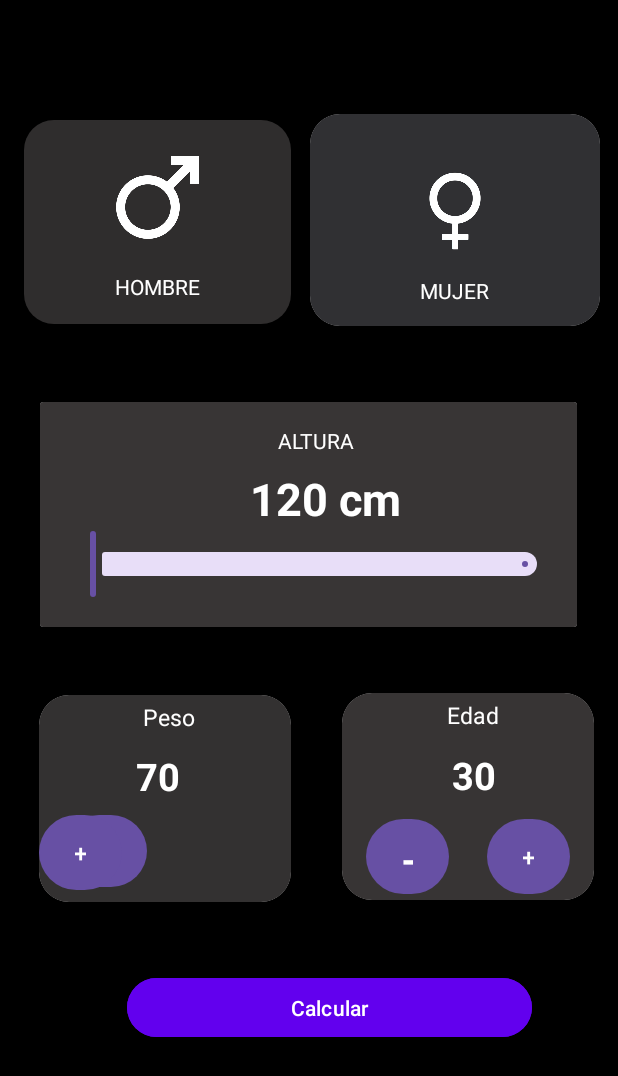
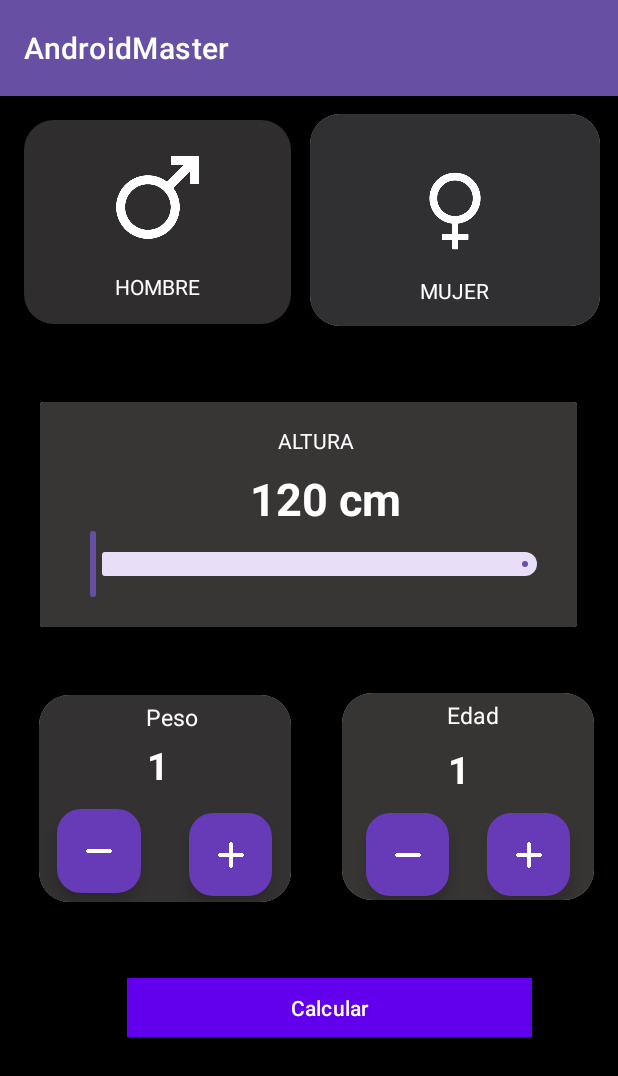
Before and after one commit to EMAXSS05/APP-IMC-CALCULATOR, an Android app: the screen it shows after launch (MainActivity), on a phone screen of 412 x 824 dp. Shown: the top 1076 px of the screen. Run offline under Robolectric (Android 15) with nearby library versions, the phone set to English and light mode, and no system bars.

Commit message:
agregado funcionalidad de los btn restar y sumar

```diff
--- a/app/src/main/java/com/example/appimccalculator/ImcCalculatorFragment.kt
+++ b/app/src/main/java/com/example/appimccalculator/ImcCalculatorFragment.kt
@@ -7,17 +7,23 @@ import android.view.View
 import android.view.ViewGroup
 import android.widget.Button
 import android.widget.TextView
-import androidx.compose.ui.semantics.text
+import com.google.android.material.floatingactionbutton.FloatingActionButton
 
 class ImcCalculatorFragment : Fragment() {
 
-    // La inicializamos en 0, como pediste.
-    private var pesoActual = 0
+
+    private var pesoActual = 1
+    private var edadActual=1
 
     // Referencias a las vistas que vamos a manipular
     private lateinit var tvPeso: TextView
-    private lateinit var btnSumarPeso: Button
-    private lateinit var btnRestarPeso: Button
+
+    private lateinit var tvEdad: TextView
+    private lateinit var btnSumarEdad: FloatingActionButton
+    private lateinit var btnRestarEdad: FloatingActionButton
+
+    private lateinit var btnSumarPeso: FloatingActionButton
+    private lateinit var btnRestarPeso: FloatingActionButton
 
     override fun onCreateView(
         inflater: LayoutInflater, container: ViewGroup?,
@@ -34,9 +40,13 @@ class ImcCalculatorFragment : Fragment() {
         tvPeso = view.findViewById(R.id.tvPeso)
         btnSumarPeso = view.findViewById(R.id.btnSumarPeso)
         btnRestarPeso = view.findViewById(R.id.btnRestarPeso)
+        tvEdad= view.findViewById(R.id.tvEdad)
+        btnRestarEdad= view.findViewById(R.id.btnRestarEdad)
+        btnSumarEdad= view.findViewById(R.id.btnSUmarEdad)
 
         // 2. Actualizar la UI con el valor inicial
         actualizarTextoPeso()
+        actualizarTextoEdad()
 
         // 3. Configurar el listener para el botón de sumar
         btnSumarPeso.setOnClickListener {
@@ -49,11 +59,25 @@ class ImcCalculatorFragment : Fragment() {
         // 4. Configurar el listener para el botón de restar (¡te lo añado como extra!)
         btnRestarPeso.setOnClickListener {
             // Solo restamos si el peso es mayor que 0
-            if (pesoActual > 0) {
+            if (pesoActual > 1) {
                 // Decrementamos el valor
                 pesoActual -= 1
                 // Actualizamos el texto en la pantalla
                 actualizarTextoPeso()
+            }
+        }
+
+        btnRestarEdad.setOnClickListener {
+            if (edadActual >1){
+                edadActual -=1
+                actualizarTextoEdad()
+            }
+        }
+
+        btnSumarEdad.setOnClickListener {
+            if (edadActual >=1 && edadActual <100){
+                edadActual +=1
+                actualizarTextoEdad()
             }
         }
     }
@@ -61,5 +85,9 @@ class ImcCalculatorFragment : Fragment() {
         tvPeso.text = pesoActual.toString()
     }
 
+    private fun actualizarTextoEdad(){
+        tvEdad.text= edadActual.toString()
+    }
+
 
 }
--- a/app/src/main/res/layout/activity_main.xml
+++ b/app/src/main/res/layout/activity_main.xml
@@ -6,6 +6,20 @@
     android:layout_width="match_parent"
     android:layout_height="match_parent"
     tools:context=".MainActivity">
+
+    <androidx.appcompat.widget.Toolbar
+        android:id="@+id/toolbar"
+        android:layout_width="0dp"
+        android:layout_height="?attr/actionBarSize"
+
+        app:title="AndroidMaster"
+        app:titleTextColor="@color/white"
+        app:popupTheme="@style/ThemeOverlay.AppCompat.Light"
+        app:layout_constraintTop_toTopOf="parent"
+        app:layout_constraintStart_toStartOf="parent"
+        app:layout_constraintEnd_toEndOf="parent"
+        style="@style/Widget.MaterialComponents.Toolbar.Primary"
+        />
 
 
     <androidx.fragment.app.FragmentContainerView
--- a/app/src/main/res/layout/fragment_imc_calculator.xml
+++ b/app/src/main/res/layout/fragment_imc_calculator.xml
@@ -193,46 +193,55 @@
                 android:textColor="@color/white"
                 android:textSize="15dp"
                 app:layout_constraintEnd_toEndOf="parent"
-                app:layout_constraintHorizontal_bias="0.522"
+                app:layout_constraintHorizontal_bias="0.537"
                 app:layout_constraintStart_toStartOf="parent"
                 app:layout_constraintTop_toTopOf="parent" />
 
             <TextView
-                android:id="@+id/tvpeso"
+                android:id="@+id/tvPeso"
                 android:layout_width="39dp"
                 android:layout_height="35dp"
-                android:layout_marginTop="11dp"
+                android:layout_marginTop="4dp"
                 android:text="70"
                 android:textColor="@color/white"
                 android:textSize="25dp"
                 android:textStyle="bold"
                 app:layout_constraintEnd_toEndOf="parent"
+                app:layout_constraintHorizontal_bias="0.558"
                 app:layout_constraintStart_toStartOf="parent"
                 app:layout_constraintTop_toBottomOf="@+id/textView5" />
 
-            <Button
+            <com.google.android.material.floatingactionbutton.FloatingActionButton
                 android:id="@+id/btnRestarPeso"
                 android:layout_width="56dp"
                 android:layout_height="56dp"
-                android:layout_marginStart="16dp"
+                android:layout_marginStart="12dp"
                 android:layout_marginTop="76dp"
-                android:text="-"
+                android:src="@drawable/menos"
 
-                android:textSize="30dp"
+
+                app:backgroundTint="#673AB7"
+
                 app:layout_constraintStart_toStartOf="parent"
-                app:layout_constraintTop_toTopOf="parent" />
+                app:layout_constraintTop_toTopOf="parent"
+                app:tint="@null" />
 
-            <Button
-                android:id="@+id/button2"
+            <com.google.android.material.floatingactionbutton.FloatingActionButton
+                android:id="@+id/btnSumarPeso"
                 android:layout_width="55dp"
                 android:layout_height="58dp"
-                android:layout_marginStart="24dp"
+                android:layout_marginStart="32dp"
+                android:src="@drawable/icono_mas"
                 android:text="+"
+                android:textFontWeight="2"
                 android:textSize="16dp"
+                app:backgroundTint="#673AB7"
+
                 app:layout_constraintBottom_toBottomOf="parent"
-                app:layout_constraintStart_toEndOf="@+id/button"
+                app:layout_constraintStart_toEndOf="@+id/btnRestarPeso"
                 app:layout_constraintTop_toTopOf="parent"
-                app:layout_constraintVertical_bias="0.95" />
+                app:layout_constraintVertical_bias="0.951"
+                app:tint="@null" />
 
 
         </androidx.constraintlayout.widget.ConstraintLayout>
@@ -273,37 +282,42 @@
                 app:layout_constraintTop_toTopOf="parent" />
 
             <TextView
+                android:id="@+id/tvEdad"
                 android:layout_width="58dp"
                 android:layout_height="32dp"
-                android:layout_marginTop="12dp"
-                android:text="   30"
+                android:layout_marginTop="8dp"
+                android:text="30"
                 android:textColor="@color/white"
                 android:textSize="25dp"
                 android:textStyle="bold"
                 app:layout_constraintEnd_toEndOf="parent"
-                app:layout_constraintHorizontal_bias="0.504"
+                app:layout_constraintHorizontal_bias="0.645"
                 app:layout_constraintStart_toStartOf="parent"
                 app:layout_constraintTop_toBottomOf="@+id/textView4" />
 
-            <Button
-                android:id="@+id/button3"
+            <com.google.android.material.floatingactionbutton.FloatingActionButton
+                android:id="@+id/btnRestarEdad"
                 android:layout_width="55dp"
+                app:tint="@null"
                 android:layout_height="58dp"
                 android:layout_marginStart="16dp"
                 android:layout_marginTop="80dp"
-                android:text="-"
+               android:src="@drawable/menos"
                 android:textSize="30dp"
+                app:backgroundTint="#673AB7"
                 app:layout_constraintStart_toStartOf="parent"
                 app:layout_constraintTop_toTopOf="parent" />
 
-            <Button
-                android:id="@+id/button4"
+            <com.google.android.material.floatingactionbutton.FloatingActionButton
+                android:id="@+id/btnSUmarEdad"
                 android:layout_width="55dp"
                 android:layout_height="58dp"
                 android:layout_marginTop="80dp"
                 android:layout_marginEnd="16dp"
-                android:text="+"
+                app:tint="@null"
                 android:textSize="16dp"
+                android:src="@drawable/icono_mas"
+                app:backgroundTint="#673AB7"
                 app:layout_constraintEnd_toEndOf="parent"
                 app:layout_constraintTop_toTopOf="parent" />
         </androidx.constraintlayout.widget.ConstraintLayout>
@@ -315,6 +329,7 @@
         android:layout_height="47dp"
         android:layout_marginTop="648dp"
         android:backgroundTint="@color/design_default_color_primary"
+        app:cornerRadius="0dp"
         android:shadowRadius="@integer/material_motion_duration_medium_1"
         android:text="Calcular"
         app:layout_constraintEnd_toEndOf="parent"
```
Also changed, not shown: app/src/main/res/drawable/icono_mas.png (added), app/src/main/res/drawable/menos.png (added).
